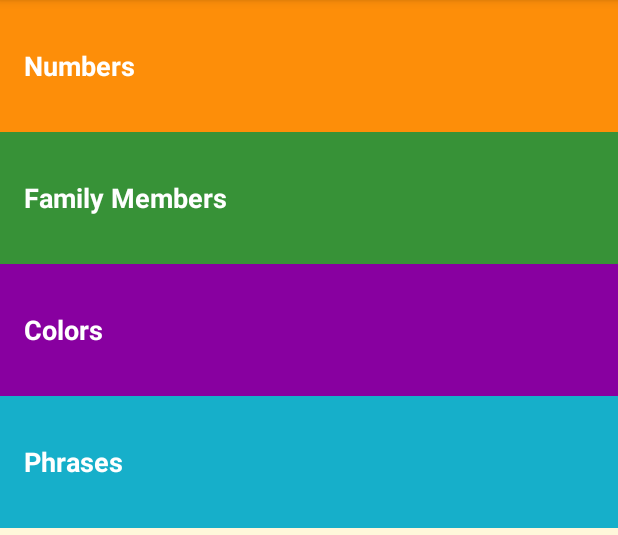
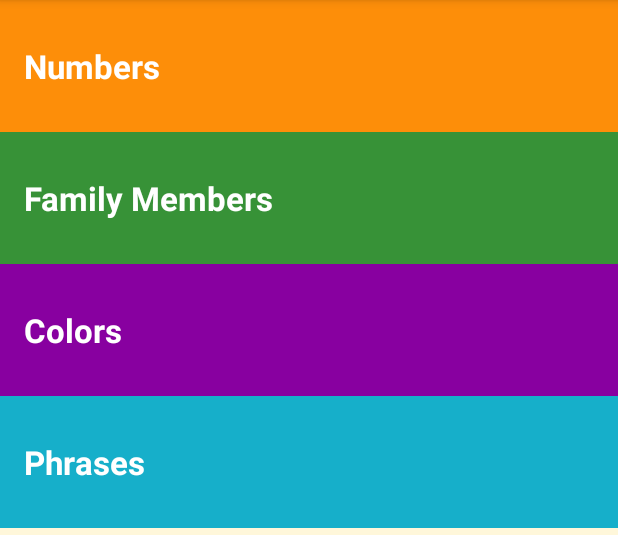
Before and after one commit to manankalra/Miwok, an Android app: the screen it shows after launch (MainActivity), on a phone screen of 412 x 824 dp, the part 84-619 px from its top. Run offline under Robolectric (Android 15) with nearby library versions, the light colour scheme and no system bars.

Commit message:
Formatting, begin

```diff
--- a/app/src/main/res/layout/activity_main.xml
+++ b/app/src/main/res/layout/activity_main.xml
@@ -1,4 +1,6 @@
 <?xml version="1.0" encoding="utf-8"?>
+
+<!-- Main layout of the app -->
 <LinearLayout xmlns:android="http://schemas.android.com/apk/res/android"
     xmlns:tools="http://schemas.android.com/tools"
     android:layout_width="match_parent"
--- a/app/src/main/res/values/dimens.xml
+++ b/app/src/main/res/values/dimens.xml
@@ -1,5 +1,5 @@
+<?xml version="1.0" encoding="utf-8"?>
 <resources>
     <!-- Height of each list item -->
     <dimen name="list_item_height">88dp</dimen>
-
 </resources>
--- a/app/src/main/res/values/styles.xml
+++ b/app/src/main/res/values/styles.xml
@@ -1,5 +1,5 @@
+<?xml version="1.0" encoding="utf-8"?>
 <resources>
-
     <!-- Base application theme. -->
     <style name="AppTheme" parent="Theme.AppCompat.Light.DarkActionBar">
         <item name="colorPrimary">@color/primary_color</item>
@@ -14,6 +14,6 @@
         <item name="android:padding">16dp</item>
         <item name="android:textColor">@android:color/white</item>
         <item name="android:textStyle">bold</item>
-        <item name="android:textAppearance">?android:textAppearanceMedium</item>
+        <item name="android:textAppearance">?android:textAppearanceLarge</item>
     </style>
 </resources>
```
Also changed, not shown: app/src/main/res/values/strings.xml (+6 -8 lines).
